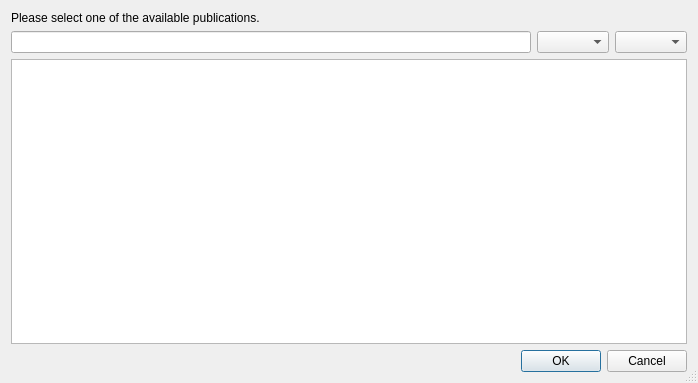
The window that src/mainui/sidebar/listpublicationsdialog.ui (KDE/conquirere) describes before a commit, drawn with Qt 5.
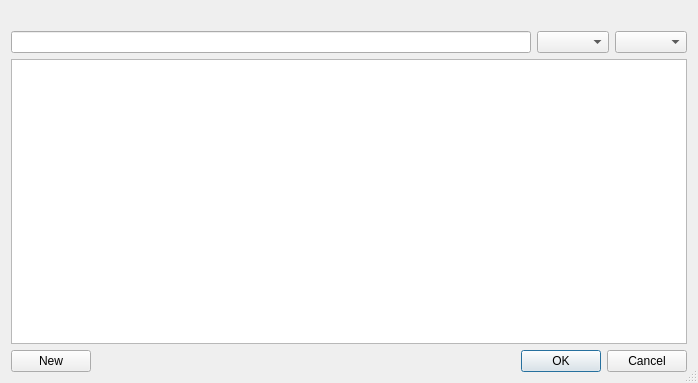
The same window after the commit. Custom widgets are drawn as their Qt base class.

Commit message: allow to add cited sources for publication

Diff of the .ui file:
```diff
--- a/src/mainui/sidebar/listpublicationsdialog.ui
+++ b/src/mainui/sidebar/listpublicationsdialog.ui
@@ -20,7 +20,7 @@
    <item>
     <widget class="QLabel" name="label">
      <property name="text">
-      <string>Please select one of the available publications.</string>
+      <string notr="true"/>
      </property>
      <property name="wordWrap">
       <bool>true</bool>
@@ -44,6 +44,28 @@
     <widget class="QTableView" name="tableView"/>
    </item>
    <item>
+    <layout class="QHBoxLayout" name="horizontalLayout">
+     <item>
+      <widget class="QPushButton" name="createNew">
+       <property name="text">
+        <string>New</string>
+       </property>
+      </widget>
+     </item>
+     <item>
+      <spacer name="horizontalSpacer">
+       <property name="orientation">
+        <enum>Qt::Horizontal</enum>
+       </property>
+       <property name="sizeHint" stdset="0">
+        <size>
+         <width>40</width>
+         <height>20</height>
+        </size>
+       </property>
+      </spacer>
+     </item>
+     <item>
     <widget class="QDialogButtonBox" name="buttonBox">
      <property name="orientation">
       <enum>Qt::Horizontal</enum>
@@ -51,7 +73,12 @@
      <property name="standardButtons">
       <set>QDialogButtonBox::Cancel|QDialogButtonBox::Ok</set>
      </property>
-    </widget>
+       <property name="centerButtons">
+        <bool>false</bool>
+       </property>
+      </widget>
+     </item>
+    </layout>
    </item>
   </layout>
  </widget>
```
Lines whose indentation alone changed are shown as unchanged. The commit also changes 30 other files.
